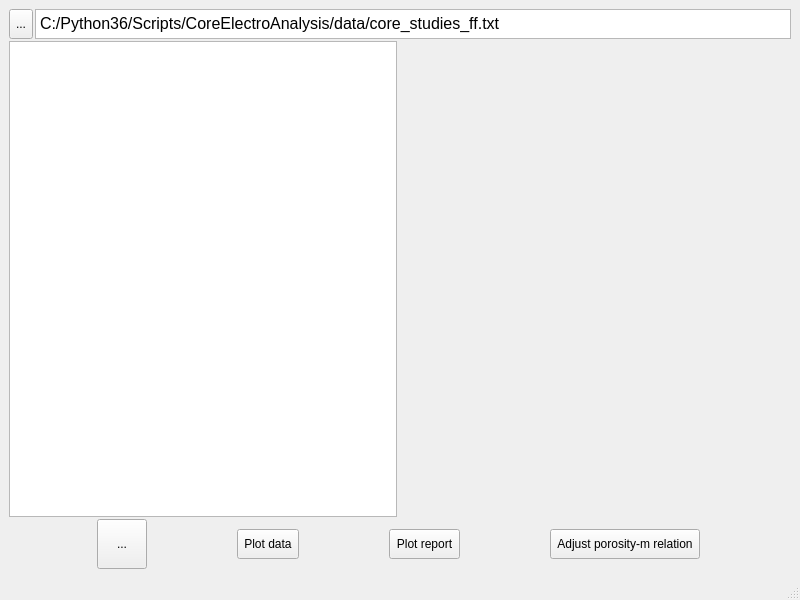
Old version of the form ui/CoreElectroAnalysisMainwindow.ui in the repository PyScientist/CoreElectroAnalysis.
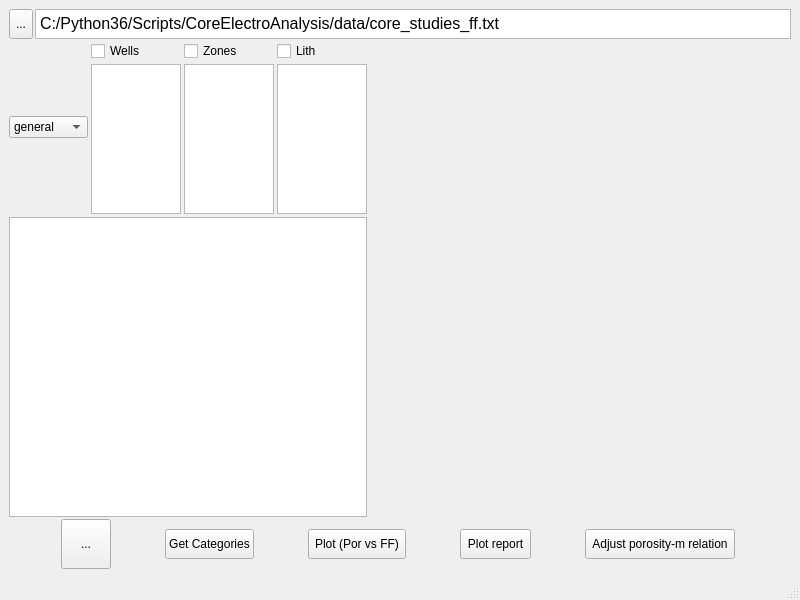
New version of the form.

Commit message: --Added filters (wells, zones, lith) for plotting data --Added additional mnemonics

What changed in the file:
```diff
--- a/ui/CoreElectroAnalysisMainwindow.ui
+++ b/ui/CoreElectroAnalysisMainwindow.ui
@@ -80,25 +80,110 @@
      </layout>
     </item>
     <item>
-     <layout class="QHBoxLayout" name="horizontalLayout_2" stretch="1,1,0">
+     <layout class="QHBoxLayout" name="horizontalLayout_2" stretch="0,1,0">
       <property name="spacing">
        <number>3</number>
       </property>
       <item>
-       <widget class="QTableWidget" name="InitDataTable">
-        <property name="minimumSize">
-         <size>
-          <width>300</width>
-          <height>300</height>
-         </size>
-        </property>
-        <property name="maximumSize">
-         <size>
-          <width>400</width>
-          <height>16777215</height>
-         </size>
-        </property>
-       </widget>
+       <layout class="QVBoxLayout" name="Table_layout">
+        <item>
+         <layout class="QHBoxLayout" name="Filtrlayout">
+          <item>
+           <widget class="QComboBox" name="combobox_mode">
+            <item>
+             <property name="text">
+              <string>general</string>
+             </property>
+            </item>
+            <item>
+             <property name="text">
+              <string>sampling</string>
+             </property>
+            </item>
+           </widget>
+          </item>
+          <item>
+           <layout class="QVBoxLayout" name="verticalLayout_wells">
+            <item>
+             <widget class="QCheckBox" name="wells_sampling_checkbox">
+              <property name="text">
+               <string>Wells</string>
+              </property>
+             </widget>
+            </item>
+            <item>
+             <widget class="QListWidget" name="listWidget_well_chose">
+              <property name="maximumSize">
+               <size>
+                <width>90</width>
+                <height>150</height>
+               </size>
+              </property>
+             </widget>
+            </item>
+           </layout>
+          </item>
+          <item>
+           <layout class="QVBoxLayout" name="verticalLayout_zones">
+            <item>
+             <widget class="QCheckBox" name="zones_sampling_checkbox">
+              <property name="text">
+               <string>Zones</string>
+              </property>
+             </widget>
+            </item>
+            <item>
+             <widget class="QListWidget" name="listWidget_zone_chose">
+              <property name="maximumSize">
+               <size>
+                <width>90</width>
+                <height>150</height>
+               </size>
+              </property>
+             </widget>
+            </item>
+           </layout>
+          </item>
+          <item>
+           <layout class="QVBoxLayout" name="verticalLayout_lith">
+            <item>
+             <widget class="QCheckBox" name="lith_sampling_checkbox">
+              <property name="text">
+               <string>Lith</string>
+              </property>
+             </widget>
+            </item>
+            <item>
+             <widget class="QListWidget" name="listWidget_lith_chose">
+              <property name="maximumSize">
+               <size>
+                <width>90</width>
+                <height>150</height>
+               </size>
+              </property>
+             </widget>
+            </item>
+           </layout>
+          </item>
+         </layout>
+        </item>
+        <item>
+         <widget class="QTableWidget" name="InitDataTable">
+          <property name="minimumSize">
+           <size>
+            <width>300</width>
+            <height>300</height>
+           </size>
+          </property>
+          <property name="maximumSize">
+           <size>
+            <width>500</width>
+            <height>16777215</height>
+           </size>
+          </property>
+         </widget>
+        </item>
+       </layout>
       </item>
       <item>
        <widget class="QWidget" name="MplWidget" native="true">
@@ -158,6 +243,37 @@
         </property>
        </widget>
       </item>
+      <item>
+       <widget class="QPushButton" name="GetCategoriesButton">
+        <property name="sizePolicy">
+         <sizepolicy hsizetype="Fixed" vsizetype="Fixed">
+          <horstretch>0</horstretch>
+          <verstretch>0</verstretch>
+         </sizepolicy>
+        </property>
+        <property name="minimumSize">
+         <size>
+          <width>0</width>
+          <height>30</height>
+         </size>
+        </property>
+        <property name="maximumSize">
+         <size>
+          <width>16777215</width>
+          <height>30</height>
+         </size>
+        </property>
+        <property name="focusPolicy">
+         <enum>Qt::TabFocus</enum>
+        </property>
+        <property name="toolTip">
+         <string>Get categories</string>
+        </property>
+        <property name="text">
+         <string>Get Categories</string>
+        </property>
+       </widget>
+      </item>
       <item>
        <widget class="QToolButton" name="PlotGraphButton">
         <property name="minimumSize">
@@ -173,7 +289,7 @@
          </size>
         </property>
         <property name="text">
-         <string>Plot data</string>
+         <string>Plot (Por vs FF)</string>
         </property>
        </widget>
       </item>
```
The commit also changes 7 other files.
